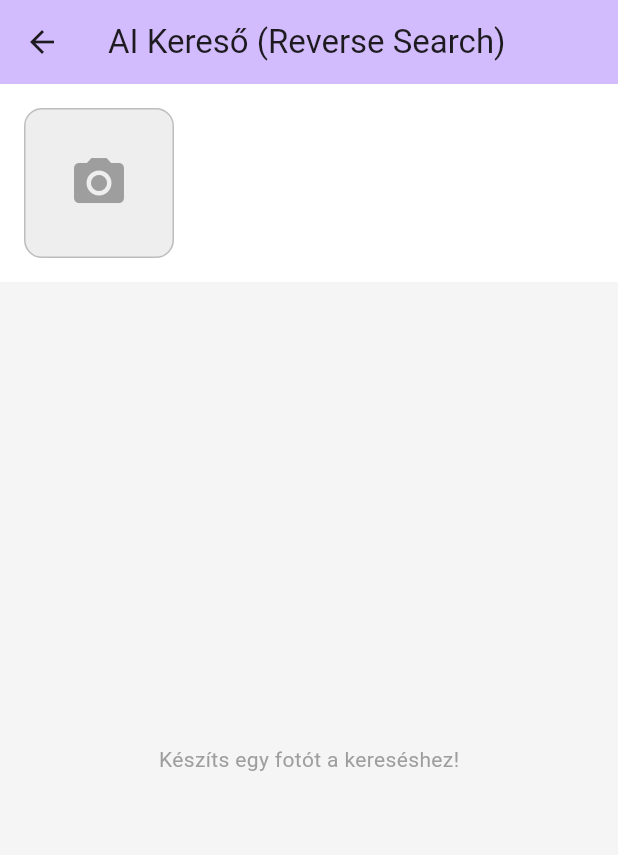
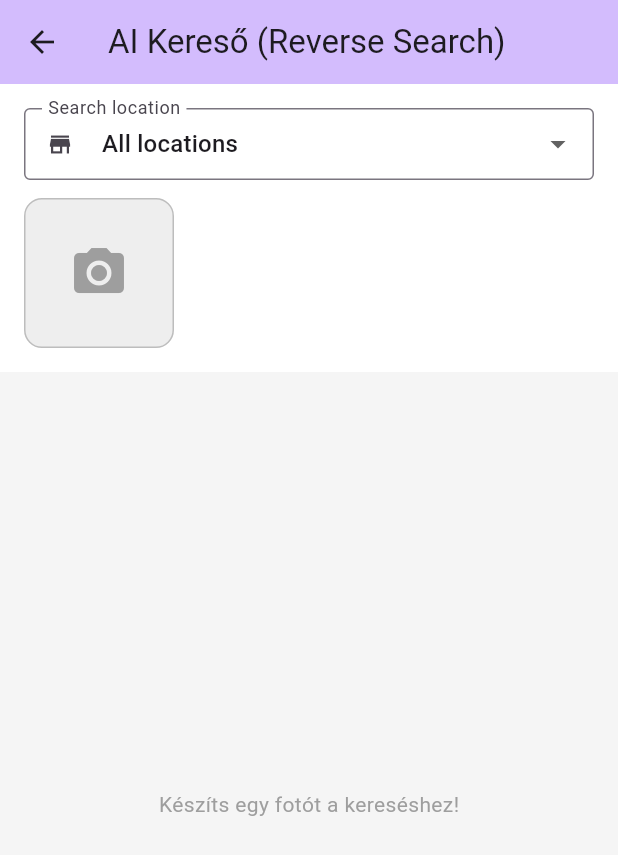
Before and after one commit to birolev/yoaron-inventory-manager, a Flutter app: the screen it shows once a user with an empty profile is signed in, after a tap on the "image search" icon, on a phone screen of 412 x 824 dp. Shown: the top 855 px of the screen. Run offline on Flutter 3.47's test engine with Material 3 defaults, Android fonts, the light colour scheme and no system bars; our stand-ins replace flutter_dotenv, image_picker, supabase_flutter; accounts and stored records are empty.

Commit message:
location tag added

```diff
--- a/lib/screens/inventory_intake_screen.dart
+++ b/lib/screens/inventory_intake_screen.dart
@@ -33,6 +33,9 @@ class _InventoryScreenState extends State<InventoryScreen> {
   final TextEditingController _conditionController = TextEditingController();
 
   String? _selectedCategory;
+  String _selectedLocation = 'Csengery';
+
+  static const _locations = ['Csengery', 'Astoria'];
 
   @override
   void dispose() {
@@ -179,6 +182,7 @@ class _InventoryScreenState extends State<InventoryScreen> {
         'brand': _brandController.text,
         'price_est': double.tryParse(_priceController.text) ?? 0.0,
         'category': _selectedCategory,
+        'location': _selectedLocation,
         'image_url': imageUrl,
         'color': _colorController.text,
         'pattern': _patternController.text,
@@ -457,6 +461,28 @@ class _InventoryScreenState extends State<InventoryScreen> {
                 onChanged: (val) => setState(() => _selectedCategory = val),
               ),
 
+              const SizedBox(height: 12),
+
+              DropdownButtonFormField<String>(
+                initialValue: _selectedLocation,
+                decoration: const InputDecoration(
+                  labelText: 'Store location',
+                  border: OutlineInputBorder(),
+                  prefixIcon: Icon(Icons.store),
+                ),
+                items: _locations
+                    .map((location) => DropdownMenuItem(
+                          value: location,
+                          child: Text(location),
+                        ))
+                    .toList(),
+                onChanged: (value) {
+                  if (value != null) {
+                    setState(() => _selectedLocation = value);
+                  }
+                },
+              ),
+
               const SizedBox(height: 25),
 
               SizedBox(
--- a/lib/screens/inventory_list_screen.dart
+++ b/lib/screens/inventory_list_screen.dart
@@ -17,6 +17,8 @@ class _InventoryListScreenState extends State<InventoryListScreen> {
   bool _isLoading = true;
 
   String _selectedFilter = 'Minden';
+  String _selectedLocationFilter = 'All locations';
+  static const _locations = ['Csengery', 'Astoria'];
   String _sortColumn = 'created_at';
   bool _sortAscending = false;
 
@@ -33,6 +35,9 @@ class _InventoryListScreenState extends State<InventoryListScreen> {
 
       if (_selectedFilter != 'Minden') {
         query = query.eq('category', _selectedFilter);
+      }
+      if (_selectedLocationFilter != 'All locations') {
+        query = query.eq('location', _selectedLocationFilter);
       }
 
       final data = await query.order(
@@ -63,6 +68,7 @@ class _InventoryListScreenState extends State<InventoryListScreen> {
     String brand,
     double price,
     String category,
+    String location,
     bool isSold,
   ) async {
     await Supabase.instance.client.from('inventory').update({
@@ -70,6 +76,7 @@ class _InventoryListScreenState extends State<InventoryListScreen> {
       'brand': brand,
       'price_est': price,
       'category': category,
+      'location': location,
       'is_sold': isSold,
     }).eq('id', id);
 
@@ -177,6 +184,9 @@ class _InventoryListScreenState extends State<InventoryListScreen> {
         editCategories.contains(item['category'])
             ? item['category']
             : editCategories.first;
+    String selectedLocation = _locations.contains(item['location'])
+        ? item['location']
+        : _locations.first;
 
     showSafeBottomSheet(
       context: context,
@@ -295,6 +305,27 @@ class _InventoryListScreenState extends State<InventoryListScreen> {
                 },
               ),
 
+              const SizedBox(height: 10),
+
+              DropdownButtonFormField<String>(
+                initialValue: selectedLocation,
+                decoration: const InputDecoration(
+                  labelText: 'Store location',
+                  border: OutlineInputBorder(),
+                ),
+                items: _locations
+                    .map((location) => DropdownMenuItem(
+                          value: location,
+                          child: Text(location),
+                        ))
+                    .toList(),
+                onChanged: (value) {
+                  if (value != null) {
+                    setSheetState(() => selectedLocation = value);
+                  }
+                },
+              ),
+
               const SizedBox(height: 25),
 
               Row(
@@ -348,6 +379,7 @@ class _InventoryListScreenState extends State<InventoryListScreen> {
                               ) ??
                               0.0,
                           selectedCat,
+                          selectedLocation,
                           itemIsSold,
                         );
                       },
@@ -417,29 +449,53 @@ appBar: AppBar(
         children: [
           // --- THE FILTER MENU ---
           Container(
-            height: 60,
+            height: 112,
             color: Colors.white,
+            child: Column(
+              children: [
+                SizedBox(
+                  height: 56,
                   child: ListView.builder(
                     scrollDirection: Axis.horizontal,
                     padding: const EdgeInsets.symmetric(horizontal: 10),
                     itemCount: filterCategories.length,
                     itemBuilder: (context, index) {
                       final category = filterCategories[index];
-                final isSelected = category == _selectedFilter;
                       return Padding(
                         padding: const EdgeInsets.only(right: 8.0),
                         child: FilterChip(
                           label: Text(category),
-                    selected: isSelected,
-                    onSelected: (bool selected) {
+                          selected: category == _selectedFilter,
+                          onSelected: (_) {
                             setState(() => _selectedFilter = category);
                             _fetchInventory();
                           },
-                    selectedColor: Theme.of(context).colorScheme.primaryContainer,
-                    checkmarkColor: Theme.of(context).colorScheme.primary,
                         ),
                       );
                     },
+                  ),
+                ),
+                SizedBox(
+                  height: 48,
+                  child: ListView(
+                    scrollDirection: Axis.horizontal,
+                    padding: const EdgeInsets.symmetric(horizontal: 10),
+                    children: ['All locations', ..._locations].map((location) {
+                      return Padding(
+                        padding: const EdgeInsets.only(right: 8),
+                        child: ChoiceChip(
+                          label: Text(location),
+                          selected: location == _selectedLocationFilter,
+                          onSelected: (_) {
+                            setState(() => _selectedLocationFilter = location);
+                            _fetchInventory();
+                          },
+                        ),
+                      );
+                    }).toList(),
+                  ),
+                ),
+              ],
             ),
           ),
 
@@ -502,6 +558,10 @@ appBar: AppBar(
                                           '${item['price_est']} Ft',
                                           style: TextStyle(fontWeight: FontWeight.bold, fontSize: 16, color: Colors.green[700]),
                                         ),
+                                        Text(
+                                          item['location'] ?? 'Csengery',
+                                          style: const TextStyle(fontSize: 12, color: Colors.blueGrey),
+                                        ),
                                       ],
                                     ),
                                   ),
--- a/lib/screens/search_screen.dart
+++ b/lib/screens/search_screen.dart
@@ -20,6 +20,8 @@ class _SearchScreenState extends State<SearchScreen> {
   bool _isSearching = false;
   List<dynamic> _searchResults = [];
   Map<String, dynamic>? _aiCriteria; // Stores what the AI was looking for
+  String _selectedLocation = 'All locations';
+  static const _locations = ['All locations', 'Csengery', 'Astoria'];
 
   final List<String> _myCategories = [
     'Poló', 'Galléros', 'Kötött pulcsi', 'zipup', 'farmer',
@@ -78,6 +80,10 @@ class _SearchScreenState extends State<SearchScreen> {
           .select()
           .eq('is_sold', false); // Only search items currently in the store
 
+      if (_selectedLocation != 'All locations') {
+        query = query.eq('location', _selectedLocation);
+      }
+
       // Apply filters if AI found them
       if (_myCategories.contains(searchCategory)) {
         query = query.eq('category', searchCategory);
@@ -113,6 +119,7 @@ class _SearchScreenState extends State<SearchScreen> {
 
               _buildDetailRow('Ár (Price):', '${item['price_est']} Ft', isHighlight: true),
               _buildDetailRow('Kategória:', item['category'] ?? '-'),
+              _buildDetailRow('Location:', item['location'] ?? 'Csengery'),
               _buildDetailRow('Méret (Size):', item['size'] ?? '-'),
               _buildDetailRow('Szín (Color):', item['color'] ?? '-'),
               _buildDetailRow('Minta (Pattern):', item['pattern'] ?? '-'),
@@ -163,8 +170,35 @@ class _SearchScreenState extends State<SearchScreen> {
           Container(
             color: Colors.white,
             padding: const EdgeInsets.all(16),
-            child: Row(
+            child: Column(
               children: [
+                DropdownButtonFormField<String>(
+                  initialValue: _selectedLocation,
+                  decoration: const InputDecoration(
+                    labelText: 'Search location',
+                    border: OutlineInputBorder(),
+                    prefixIcon: Icon(Icons.store),
+                    isDense: true,
+                  ),
+                  items: _locations
+                      .map((location) => DropdownMenuItem(
+                            value: location,
+                            child: Text(location),
+                          ))
+                      .toList(),
+                  onChanged: (value) {
+                    if (value != null) {
+                      setState(() {
+                        _selectedLocation = value;
+                        _searchResults = [];
+                        _aiCriteria = null;
+                      });
+                    }
+                  },
+                ),
+                const SizedBox(height: 12),
+                Row(
+                  children: [
                 // Thumbnail Preview
                 GestureDetector(
                   onTap: () => _pickImage(ImageSource.camera),
@@ -202,6 +236,8 @@ class _SearchScreenState extends State<SearchScreen> {
                     ],
                   ),
                 )
+                  ],
+                ),
               ],
             ),
           ),
@@ -247,6 +283,7 @@ class _SearchScreenState extends State<SearchScreen> {
                                 crossAxisAlignment: CrossAxisAlignment.start,
                                 children: [
                                   Text(item['brand'] ?? '', style: const TextStyle(fontWeight: FontWeight.bold, fontSize: 12, color: Colors.grey)),
+                                  Text(item['location'] ?? 'Csengery', style: const TextStyle(fontSize: 12, color: Colors.blueGrey)),
                                   Text(item['name'] ?? '', style: const TextStyle(fontWeight: FontWeight.bold, fontSize: 14), maxLines: 1, overflow: TextOverflow.ellipsis),
                                   Text('${item['price_est']} Ft', style: TextStyle(fontWeight: FontWeight.bold, fontSize: 16, color: Colors.green[700])),
                                 ],
```
Lines whose indentation alone changed are shown as unchanged.
